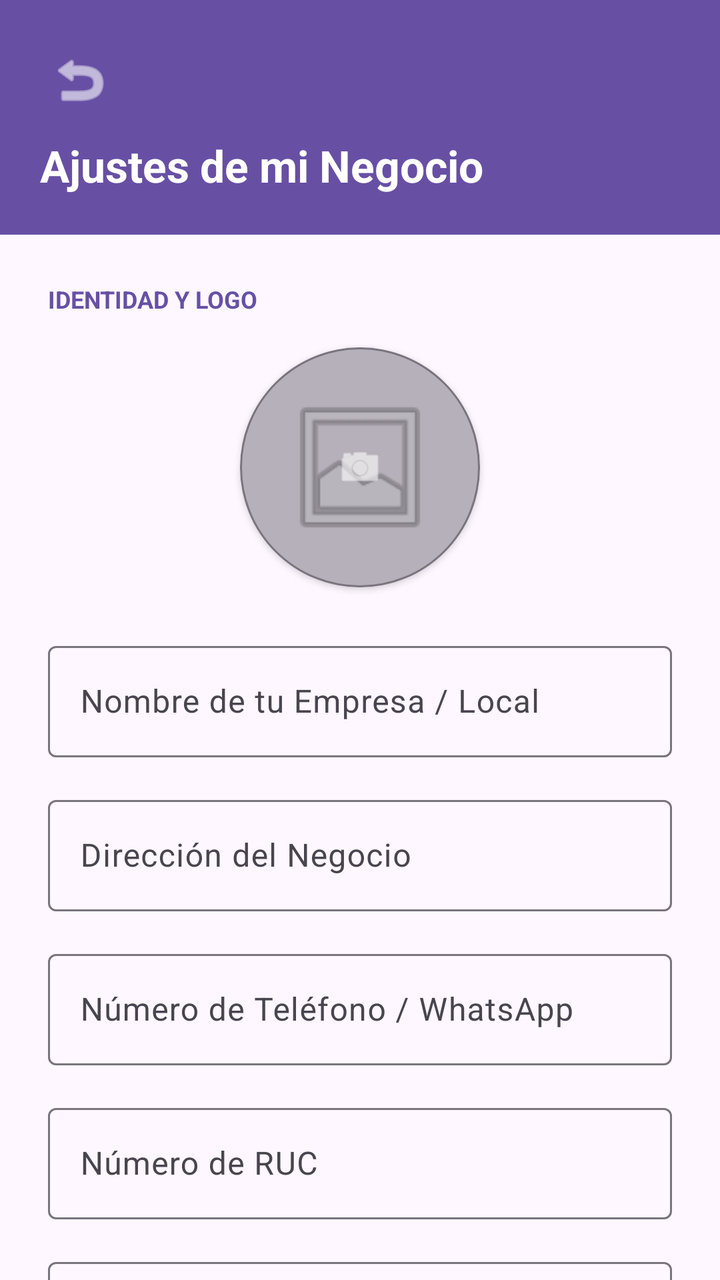
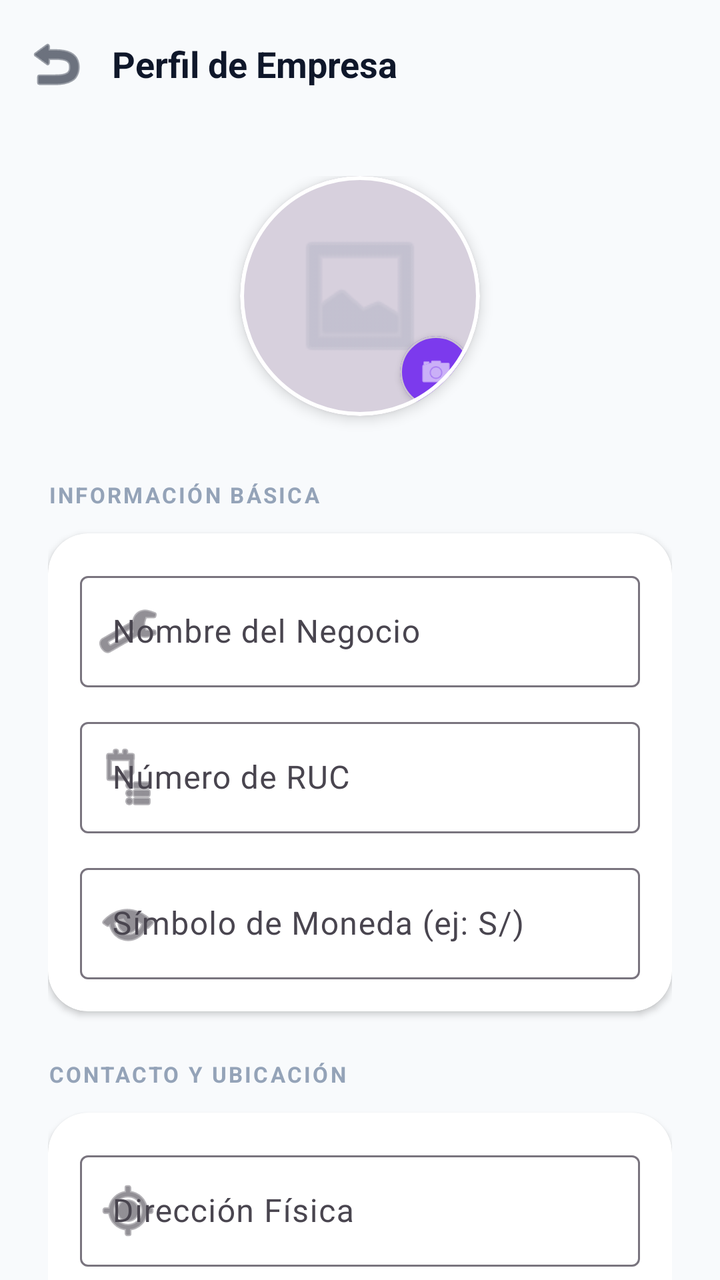

Screens rendered from an Android XML layout before and after an edit, with the pre-edit source and the edit as a unified diff.
<!-- AndroidManifest.xml: application theme Theme.Naxor -->
<!-- res/layout/activity_settings.xml -->
<?xml version="1.0" encoding="utf-8"?>
<androidx.constraintlayout.widget.ConstraintLayout xmlns:android="http://schemas.android.com/apk/res/android"
    xmlns:app="http://schemas.android.com/apk/res-auto"
    android:layout_width="match_parent"
    android:layout_height="match_parent"
    android:background="?attr/colorSurface">

    <LinearLayout
        android:id="@+id/headerSettings"
        android:layout_width="match_parent"
        android:layout_height="wrap_content"
        android:background="?attr/colorPrimary"
        android:orientation="vertical"
        android:padding="20dp"
        app:layout_constraintTop_toTopOf="parent">

        <ImageButton
            android:id="@+id/btnBackSettings"
            android:layout_width="40dp"
            android:layout_height="40dp"
            android:background="?attr/selectableItemBackgroundBorderless"
            android:src="@android:drawable/ic_menu_revert"
            app:tint="@android:color/white"
            android:contentDescription="Volver" />

        <TextView
            android:layout_width="wrap_content"
            android:layout_height="wrap_content"
            android:layout_marginTop="8dp"
            android:text="Ajustes de mi Negocio"
            android:textColor="@android:color/white"
            android:textSize="22sp"
            android:textStyle="bold" />
    </LinearLayout>

    <androidx.core.widget.NestedScrollView
        android:layout_width="match_parent"
        android:layout_height="0dp"
        app:layout_constraintTop_toBottomOf="@id/headerSettings"
        app:layout_constraintBottom_toBottomOf="parent">

        <LinearLayout
            android:layout_width="match_parent"
            android:layout_height="wrap_content"
            android:orientation="vertical"
            android:padding="24dp">

            <TextView
                android:layout_width="wrap_content"
                android:layout_height="wrap_content"
                android:text="IDENTIDAD Y LOGO"
                android:textSize="12sp"
                android:textStyle="bold"
                android:textColor="?attr/colorPrimary"
                android:layout_marginBottom="16dp" />

            
            <com.google.android.material.card.MaterialCardView
                android:id="@+id/cardBusinessLogo"
                android:layout_width="120dp"
                android:layout_height="120dp"
                android:layout_gravity="center"
                android:layout_marginBottom="24dp"
                app:cardCornerRadius="60dp"
                app:cardElevation="2dp"
                app:strokeWidth="1dp"
                app:strokeColor="?attr/colorOutline">
                <FrameLayout
                    android:layout_width="match_parent"
                    android:layout_height="match_parent">
                    <ImageView
                        android:id="@+id/ivBusinessLogo"
                        android:layout_width="match_parent"
                        android:layout_height="match_parent"
                        android:scaleType="centerCrop"
                        android:src="@android:drawable/ic_menu_gallery"
                        android:padding="20dp"
                        android:alpha="0.5"
                        android:contentDescription="Logo de la empresa" />
                    <View
                        android:layout_width="match_parent"
                        android:layout_height="match_parent"
                        android:background="#40000000" />
                    <ImageView
                        android:layout_width="24dp"
                        android:layout_height="24dp"
                        android:layout_gravity="center"
                        android:src="@android:drawable/ic_menu_camera"
                        app:tint="@android:color/white"
                        android:contentDescription="Cambiar logo" />
                </FrameLayout>
            </com.google.android.material.card.MaterialCardView>

            <com.google.android.material.textfield.TextInputLayout
                style="?attr/textInputOutlinedStyle"
                android:layout_width="match_parent"
                android:layout_height="wrap_content"
                android:hint="Nombre de tu Empresa / Local"
                android:layout_marginBottom="16dp">
                <com.google.android.material.textfield.TextInputEditText
                    android:id="@+id/etBusinessName"
                    android:layout_width="match_parent"
                    android:layout_height="wrap_content" />
            </com.google.android.material.textfield.TextInputLayout>

            <com.google.android.material.textfield.TextInputLayout
                style="?attr/textInputOutlinedStyle"
                android:layout_width="match_parent"
                android:layout_height="wrap_content"
                android:hint="Dirección del Negocio"
                android:layout_marginBottom="16dp">
                <com.google.android.material.textfield.TextInputEditText
                    android:id="@+id/etBusinessAddress"
                    android:layout_width="match_parent"
                    android:layout_height="wrap_content" />
            </com.google.android.material.textfield.TextInputLayout>

            <com.google.android.material.textfield.TextInputLayout
                style="?attr/textInputOutlinedStyle"
                android:layout_width="match_parent"
                android:layout_height="wrap_content"
                android:hint="Número de Teléfono / WhatsApp"
                android:layout_marginBottom="16dp">
                <com.google.android.material.textfield.TextInputEditText
                    android:id="@+id/etBusinessPhone"
                    android:layout_width="match_parent"
                    android:layout_height="wrap_content"
                    android:inputType="phone" />
            </com.google.android.material.textfield.TextInputLayout>

            <com.google.android.material.textfield.TextInputLayout
                style="?attr/textInputOutlinedStyle"
                android:layout_width="match_parent"
                android:layout_height="wrap_content"
                android:hint="Número de RUC"
                android:layout_marginBottom="16dp">
                <com.google.android.material.textfield.TextInputEditText
                    android:id="@+id/etBusinessRuc"
                    android:layout_width="match_parent"
                    android:layout_height="wrap_content"
                    android:inputType="number"
                    android:maxLength="11" />
            </com.google.android.material.textfield.TextInputLayout>

            <com.google.android.material.textfield.TextInputLayout
                style="?attr/textInputOutlinedStyle"
                android:layout_width="match_parent"
                android:layout_height="wrap_content"
                android:hint="Símbolo de Moneda (ej: S/ o $)"
                android:layout_marginBottom="24dp">
                <com.google.android.material.textfield.TextInputEditText
                    android:id="@+id/etCurrencySymbol"
                    android:layout_width="match_parent"
                    android:layout_height="wrap_content" />
            </com.google.android.material.textfield.TextInputLayout>

            <TextView
                android:layout_width="wrap_content"
                android:layout_height="wrap_content"
                android:text="SEGURIDAD (Modo Empleado)"
                android:textSize="12sp"
                android:textStyle="bold"
                android:textColor="?attr/colorPrimary"
                android:layout_marginBottom="8dp" />

            <com.google.android.material.textfield.TextInputLayout
                style="?attr/textInputOutlinedStyle"
                android:layout_width="match_parent"
                android:layout_height="wrap_content"
                android:hint="PIN de Seguridad (4 dígitos)"
                android:layout_marginBottom="24dp"
                app:passwordToggleEnabled="true">
                <com.google.android.material.textfield.TextInputEditText
                    android:id="@+id/etSecurityPin"
                    android:layout_width="match_parent"
                    android:layout_height="wrap_content"
                    android:inputType="numberPassword"
                    android:maxLength="4" />
            </com.google.android.material.textfield.TextInputLayout>

            <TextView
                android:layout_width="wrap_content"
                android:layout_height="wrap_content"
                android:text="CONFIGURACIÓN AVANZADA"
                android:textSize="12sp"
                android:textStyle="bold"
                android:textColor="?attr/colorPrimary"
                android:layout_marginBottom="8dp" />

            <com.google.android.material.textfield.TextInputLayout
                style="?attr/textInputOutlinedStyle"
                android:layout_width="match_parent"
                android:layout_height="wrap_content"
                android:hint="Token de API (ApisPeru)"
                android:layout_marginBottom="24dp"
                app:helperText="Obtenlo en apisperu.dev"
                app:passwordToggleEnabled="true">
                <com.google.android.material.textfield.TextInputEditText
                    android:id="@+id/etApiToken"
                    android:layout_width="match_parent"
                    android:layout_height="wrap_content"
                    android:inputType="textPassword" />
            </com.google.android.material.textfield.TextInputLayout>

            <Button
                android:id="@+id/btnSaveSettings"
                android:layout_width="match_parent"
                android:layout_height="60dp"
                android:text="Guardar Cambios"
                app:cornerRadius="16dp" />

        </LinearLayout>
    </androidx.core.widget.NestedScrollView>

</androidx.constraintlayout.widget.ConstraintLayout>
<!-- resources referenced by this layout -->
<resources>
  <style name="Theme.Naxor" parent="Base.Theme.Naxor" />
  <style name="Base.Theme.Naxor" parent="Theme.Material3.DayNight.NoActionBar">
          
          
      </style>
</resources>

<!-- the commit's change to res/layout/activity_settings.xml (unified diff, before → after) -->
@@ -1,43 +1,46 @@
 <?xml version="1.0" encoding="utf-8"?>
-<androidx.constraintlayout.widget.ConstraintLayout xmlns:android="http://schemas.android.com/apk/res/android"
+<androidx.coordinatorlayout.widget.CoordinatorLayout xmlns:android="http://schemas.android.com/apk/res/android"
     xmlns:app="http://schemas.android.com/apk/res-auto"
+    xmlns:tools="http://schemas.android.com/tools"
     android:layout_width="match_parent"
     android:layout_height="match_parent"
-    android:background="?attr/colorSurface">
-
-    <LinearLayout
-        android:id="@+id/headerSettings"
+    android:background="@color/slate_50">
+
+    <com.google.android.material.appbar.AppBarLayout
         android:layout_width="match_parent"
         android:layout_height="wrap_content"
-        android:background="?attr/colorPrimary"
-        android:orientation="vertical"
-        android:padding="20dp"
-        app:layout_constraintTop_toTopOf="parent">
-
-        <ImageButton
-            android:id="@+id/btnBackSettings"
-            android:layout_width="40dp"
-            android:layout_height="40dp"
-            android:background="?attr/selectableItemBackgroundBorderless"
-            android:src="@android:drawable/ic_menu_revert"
-            app:tint="@android:color/white"
-            android:contentDescription="Volver" />
-
-        <TextView
-            android:layout_width="wrap_content"
-            android:layout_height="wrap_content"
-            android:layout_marginTop="8dp"
-            android:text="Ajustes de mi Negocio"
-            android:textColor="@android:color/white"
-            android:textSize="22sp"
-            android:textStyle="bold" />
-    </LinearLayout>
+        android:background="@color/slate_50"
+        app:elevation="0dp">
+
+        <com.google.android.material.appbar.MaterialToolbar
+            android:id="@+id/toolbarSettings"
+            android:layout_width="match_parent"
+            android:layout_height="?attr/actionBarSize"
+            app:navigationIcon="@android:drawable/ic_menu_revert"
+            app:navigationIconTint="@color/slate_900">
+
+            <TextView
+                android:layout_width="wrap_content"
+                android:layout_height="wrap_content"
+                android:text="Perfil de Empresa"
+                android:textSize="18sp"
+                android:textStyle="bold"
+                android:textColor="@color/slate_900" />
+
+            
+            <View
+                android:id="@+id/btnBackSettings"
+                android:layout_width="1dp"
+                android:layout_height="1dp"
+                android:visibility="gone" />
+
+        </com.google.android.material.appbar.MaterialToolbar>
+    </com.google.android.material.appbar.AppBarLayout>
 
     <androidx.core.widget.NestedScrollView
         android:layout_width="match_parent"
-        android:layout_height="0dp"
-        app:layout_constraintTop_toBottomOf="@id/headerSettings"
-        app:layout_constraintBottom_toBottomOf="parent">
+        android:layout_height="match_parent"
+        app:layout_behavior="@string/appbar_scrolling_view_behavior">
 
         <LinearLayout
             android:layout_width="match_parent"
@@ -45,171 +48,251 @@
             android:orientation="vertical"
             android:padding="24dp">
 
-            <TextView
-                android:layout_width="wrap_content"
-                android:layout_height="wrap_content"
-                android:text="IDENTIDAD Y LOGO"
-                android:textSize="12sp"
-                android:textStyle="bold"
-                android:textColor="?attr/colorPrimary"
-                android:layout_marginBottom="16dp" />
-
             
             <com.google.android.material.card.MaterialCardView
                 android:id="@+id/cardBusinessLogo"
                 android:layout_width="120dp"
                 android:layout_height="120dp"
                 android:layout_gravity="center"
-                android:layout_marginBottom="24dp"
+                android:layout_marginBottom="32dp"
                 app:cardCornerRadius="60dp"
-                app:cardElevation="2dp"
-                app:strokeWidth="1dp"
-                app:strokeColor="?attr/colorOutline">
+                app:cardElevation="4dp"
+                app:strokeWidth="2dp"
+                app:strokeColor="@color/white">
+
                 <FrameLayout
                     android:layout_width="match_parent"
                     android:layout_height="match_parent">
+
                     <ImageView
                         android:id="@+id/ivBusinessLogo"
                         android:layout_width="match_parent"
                         android:layout_height="match_parent"
                         android:scaleType="centerCrop"
                         android:src="@android:drawable/ic_menu_gallery"
-                        android:padding="20dp"
-                        android:alpha="0.5"
-                        android:contentDescription="Logo de la empresa" />
+                        android:padding="24dp"
+                        android:alpha="0.4"
+                        app:tint="@color/slate_400" />
+
                     <View
                         android:layout_width="match_parent"
                         android:layout_height="match_parent"
-                        android:background="#40000000" />
-                    <ImageView
-                        android:layout_width="24dp"
-                        android:layout_height="24dp"
-                        android:layout_gravity="center"
-                        android:src="@android:drawable/ic_menu_camera"
-                        app:tint="@android:color/white"
-                        android:contentDescription="Cambiar logo" />
+                        android:background="#1A000000" />
+
+                    <com.google.android.material.card.MaterialCardView
+                        android:layout_width="36dp"
+                        android:layout_height="36dp"
+                        android:layout_gravity="bottom|end"
+                        android:layout_margin="4dp"
+                        app:cardCornerRadius="18dp"
+                        app:cardElevation="2dp"
+                        app:cardBackgroundColor="@color/purple_600">
+                        <ImageView
+                            android:layout_width="18dp"
+                            android:layout_height="18dp"
+                            android:layout_gravity="center"
+                            android:src="@android:drawable/ic_menu_camera"
+                            app:tint="@color/white" />
+                    </com.google.android.material.card.MaterialCardView>
                 </FrameLayout>
             </com.google.android.material.card.MaterialCardView>
 
-            <com.google.android.material.textfield.TextInputLayout
-                style="?attr/textInputOutlinedStyle"
-                android:layout_width="match_parent"
-                android:layout_height="wrap_content"
-                android:hint="Nombre de tu Empresa / Local"
-                android:layout_marginBottom="16dp">
-                <com.google.android.material.textfield.TextInputEditText
-                    android:id="@+id/etBusinessName"
-                    android:layout_width="match_parent"
-                    android:layout_height="wrap_content" />
-            </com.google.android.material.textfield.TextInputLayout>
-
-            <com.google.android.material.textfield.TextInputLayout
-                style="?attr/textInputOutlinedStyle"
-                android:layout_width="match_parent"
-                android:layout_height="wrap_content"
-                android:hint="Dirección del Negocio"
-                android:layout_marginBottom="16dp">
-                <com.google.android.material.textfield.TextInputEditText
-                    android:id="@+id/etBusinessAddress"
-                    android:layout_width="match_parent"
-                    android:layout_height="wrap_content" />
-            </com.google.android.material.textfield.TextInputLayout>
-
-            <com.google.android.material.textfield.TextInputLayout
-                style="?attr/textInputOutlinedStyle"
-                android:layout_width="match_parent"
-                android:layout_height="wrap_content"
-                android:hint="Número de Teléfono / WhatsApp"
-                android:layout_marginBottom="16dp">
-                <com.google.android.material.textfield.TextInputEditText
-                    android:id="@+id/etBusinessPhone"
+            
+            <TextView
+                android:layout_width="wrap_content"
+                android:layout_height="wrap_content"
+                android:text="INFORMACIÓN BÁSICA"
+                android:textSize="11sp"
+                android:textStyle="bold"
+                android:textColor="@color/slate_400"
+                android:letterSpacing="0.1"
+                android:layout_marginBottom="12dp" />
+
+            <com.google.android.material.card.MaterialCardView
+                android:layout_width="match_parent"
+                android:layout_height="wrap_content"
+                android:layout_marginBottom="24dp"
+                app:cardCornerRadius="20dp"
+                app:cardElevation="2dp"
+                app:cardBackgroundColor="@color/white"
+                app:strokeWidth="0dp">
+
+                <LinearLayout
                     android:layout_width="match_parent"
                     android:layout_height="wrap_content"
-                    android:inputType="phone" />
-            </com.google.android.material.textfield.TextInputLayout>
-
-            <com.google.android.material.textfield.TextInputLayout
-                style="?attr/textInputOutlinedStyle"
-                android:layout_width="match_parent"
-                android:layout_height="wrap_content"
-                android:hint="Número de RUC"
-                android:layout_marginBottom="16dp">
-                <com.google.android.material.textfield.TextInputEditText
-                    android:id="@+id/etBusinessRuc"
+                    android:orientation="vertical"
+                    android:padding="16dp">
+
+                    <com.google.android.material.textfield.TextInputLayout
+                        style="@style/Widget.Material3.TextInputLayout.OutlinedBox"
+                        android:layout_width="match_parent"
+                        android:layout_height="wrap_content"
+                        android:hint="Nombre del Negocio"
+                        app:startIconDrawable="@android:drawable/ic_menu_manage"
+                        android:layout_marginBottom="12dp">
+                        <com.google.android.material.textfield.TextInputEditText
+                            android:id="@+id/etBusinessName"
+                            android:layout_width="match_parent"
+                            android:layout_height="wrap_content"
+                            android:inputType="textCapWords" />
+                    </com.google.android.material.textfield.TextInputLayout>
+
+                    <com.google.android.material.textfield.TextInputLayout
+                        style="@style/Widget.Material3.TextInputLayout.OutlinedBox"
+                        android:layout_width="match_parent"
+                        android:layout_height="wrap_content"
+                        android:hint="Número de RUC"
+                        app:startIconDrawable="@android:drawable/ic_menu_agenda"
+                        android:layout_marginBottom="12dp">
+                        <com.google.android.material.textfield.TextInputEditText
+                            android:id="@+id/etBusinessRuc"
+                            android:layout_width="match_parent"
+                            android:layout_height="wrap_content"
+                            android:inputType="number"
+                            android:maxLength="11" />
+                    </com.google.android.material.textfield.TextInputLayout>
+
+                    <com.google.android.material.textfield.TextInputLayout
+                        style="@style/Widget.Material3.TextInputLayout.OutlinedBox"
+                        android:layout_width="match_parent"
+                        android:layout_height="wrap_content"
+                        android:hint="Símbolo de Moneda (ej: S/)"
+                        app:startIconDrawable="@android:drawable/ic_menu_view">
+                        <com.google.android.material.textfield.TextInputEditText
+                            android:id="@+id/etCurrencySymbol"
+                            android:layout_width="match_parent"
+                            android:layout_height="wrap_content"
+                            android:maxLength="3" />
+                    </com.google.android.material.textfield.TextInputLayout>
+                </LinearLayout>
+            </com.google.android.material.card.MaterialCardView>
+
+            <TextView
+                android:layout_width="wrap_content"
+                android:layout_height="wrap_content"
+                android:text="CONTACTO Y UBICACIÓN"
+                android:textSize="11sp"
+                android:textStyle="bold"
+                android:textColor="@color/slate_400"
+                android:letterSpacing="0.1"
+                android:layout_marginBottom="12dp" />
+
+            <com.google.android.material.card.MaterialCardView
+                android:layout_width="match_parent"
+                android:layout_height="wrap_content"
+                android:layout_marginBottom="24dp"
+                app:cardCornerRadius="20dp"
+                app:cardElevation="2dp"
+                app:cardBackgroundColor="@color/white"
+                app:strokeWidth="0dp">
+
+                <LinearLayout
                     android:layout_width="match_parent"
                     android:layout_height="wrap_content"
-                    android:inputType="number"
-                    android:maxLength="11" />
-            </com.google.android.material.textfield.TextInputLayout>
-
-            <com.google.android.material.textfield.TextInputLayout
-                style="?attr/textInputOutlinedStyle"
-                android:layout_width="match_parent"
-                android:layout_height="wrap_content"
-                android:hint="Símbolo de Moneda (ej: S/ o $)"
-                android:layout_marginBottom="24dp">
-                <com.google.android.material.textfield.TextInputEditText
-                    android:id="@+id/etCurrencySymbol"
-                    android:layout_width="match_parent"
-                    android:layout_height="wrap_content" />
-            </com.google.android.material.textfield.TextInputLayout>
-
-            <TextView
-                android:layout_width="wrap_content"
-                android:layout_height="wrap_content"
-                android:text="SEGURIDAD (Modo Empleado)"
-                android:textSize="12sp"
-                android:textStyle="bold"
-                android:textColor="?attr/colorPrimary"
-                android:layout_marginBottom="8dp" />
-
-            <com.google.android.material.textfield.TextInputLayout
-                style="?attr/textInputOutlinedStyle"
-                android:layout_width="match_parent"
-                android:layout_height="wrap_content"
-                android:hint="PIN de Seguridad (4 dígitos)"
-                android:layout_marginBottom="24dp"
-                app:passwordToggleEnabled="true">
-                <com.google.android.material.textfield.TextInputEditText
-                    android:id="@+id/etSecurityPin"
+                    android:orientation="vertical"
+                    android:padding="16dp">
+
+                    <com.google.android.material.textfield.TextInputLayout
+                        style="@style/Widget.Material3.TextInputLayout.OutlinedBox"
+                        android:layout_width="match_parent"
+                        android:layout_height="wrap_content"
+                        android:hint="Dirección Física"
+                        app:startIconDrawable="@android:drawable/ic_menu_mylocation"
+                        android:layout_marginBottom="12dp">
+                        <com.google.android.material.textfield.TextInputEditText
+                            android:id="@+id/etBusinessAddress"
+                            android:layout_width="match_parent"
+                            android:layout_height="wrap_content"
+                            android:inputType="textPostalAddress" />
+                    </com.google.android.material.textfield.TextInputLayout>
+
+                    <com.google.android.material.textfield.TextInputLayout
+                        style="@style/Widget.Material3.TextInputLayout.OutlinedBox"
+                        android:layout_width="match_parent"
+                        android:layout_height="wrap_content"
+                        android:hint="WhatsApp / Teléfono"
+                        app:startIconDrawable="@android:drawable/ic_menu_call">
+                        <com.google.android.material.textfield.TextInputEditText
+                            android:id="@+id/etBusinessPhone"
+                            android:layout_width="match_parent"
+                            android:layout_height="wrap_content"
+                            android:inputType="phone" />
+                    </com.google.android.material.textfield.TextInputLayout>
+                </LinearLayout>
+            </com.google.android.material.card.MaterialCardView>
+
+            <TextView
+                android:layout_width="wrap_content"
+                android:layout_height="wrap_content"
+                android:text="SEGURIDAD Y APIS"
+                android:textSize="11sp"
+                android:textStyle="bold"
+                android:textColor="@color/slate_400"
+                android:letterSpacing="0.1"
+                android:layout_marginBottom="12dp" />
+
+            <com.google.android.material.card.MaterialCardView
+                android:layout_width="match_parent"
+                android:layout_height="wrap_content"
+                android:layout_marginBottom="32dp"
+                app:cardCornerRadius="20dp"
+                app:cardElevation="2dp"
+                app:cardBackgroundColor="@color/white"
+                app:strokeWidth="0dp">
+
+                <LinearLayout
                     android:layout_width="match_parent"
                     android:layout_height="wrap_content"
-                    android:inputType="numberPassword"
-                    android:maxLength="4" />
-            </com.google.android.material.textfield.TextInputLayout>
-
-            <TextView
-                android:layout_width="wrap_content"
-                android:layout_height="wrap_content"
-                android:text="CONFIGURACIÓN AVANZADA"
-                android:textSize="12sp"
-                android:textStyle="bold"
-                android:textColor="?attr/colorPrimary"
-                android:layout_marginBottom="8dp" />
-
-            <com.google.android.material.textfield.TextInputLayout
-                style="?attr/textInputOutlinedStyle"
-                android:layout_width="match_parent"
-                android:layout_height="wrap_content"
-                android:hint="Token de API (ApisPeru)"
-                android:layout_marginBottom="24dp"
-                app:helperText="Obtenlo en apisperu.dev"
-                app:passwordToggleEnabled="true">
-                <com.google.android.material.textfield.TextInputEditText
-                    android:id="@+id/etApiToken"
-                    android:layout_width="match_parent"
-                    android:layout_height="wrap_content"
-                    android:inputType="textPassword" />
-            </com.google.android.material.textfield.TextInputLayout>
-
-            <Button
+                    android:orientation="vertical"
+                    android:padding="16dp">
+
+                    <com.google.android.material.textfield.TextInputLayout
+                        style="@style/Widget.Material3.TextInputLayout.OutlinedBox"
+                        android:layout_width="match_parent"
+                        android:layout_height="wrap_content"
+                        android:hint="PIN de Seguridad (4 dígitos)"
+                        app:startIconDrawable="@android:drawable/ic_lock_lock"
+                        app:passwordToggleEnabled="true"
+                        android:layout_marginBottom="12dp">
+                        <com.google.android.material.textfield.TextInputEditText
+                            android:id="@+id/etSecurityPin"
+                            android:layout_width="match_parent"
+                            android:layout_height="wrap_content"
+                            android:inputType="numberPassword"
+                            android:maxLength="4" />
+                    </com.google.android.material.textfield.TextInputLayout>
+
+                    <com.google.android.material.textfield.TextInputLayout
+                        style="@style/Widget.Material3.TextInputLayout.OutlinedBox"
+                        android:layout_width="match_parent"
+                        android:layout_height="wrap_content"
+                        android:hint="Token de ApisPeru"
+                        app:startIconDrawable="@android:drawable/ic_menu_send"
+                        app:passwordToggleEnabled="true"
+                        app:helperText="Opcional: Para consultas RUC/DNI">
+                        <com.google.android.material.textfield.TextInputEditText
+                            android:id="@+id/etApiToken"
+                            android:layout_width="match_parent"
+                            android:layout_height="wrap_content"
+                            android:inputType="textPassword" />
+                    </com.google.android.material.textfield.TextInputLayout>
+                </LinearLayout>
+            </com.google.android.material.card.MaterialCardView>
+
+            <com.google.android.material.button.MaterialButton
                 android:id="@+id/btnSaveSettings"
                 android:layout_width="match_parent"
                 android:layout_height="60dp"
                 android:text="Guardar Cambios"
-                app:cornerRadius="16dp" />
+                android:textSize="16sp"
+                android:textStyle="bold"
+                app:cornerRadius="16dp"
+                app:backgroundTint="@color/purple_600"
+                app:icon="@android:drawable/ic_menu_save"
+                app:iconGravity="textStart"
+                android:layout_marginBottom="24dp" />
 
         </LinearLayout>
     </androidx.core.widget.NestedScrollView>
 
-</androidx.constraintlayout.widget.ConstraintLayout>
+</androidx.coordinatorlayout.widget.CoordinatorLayout>
<!-- resource entries referenced after the edit -->
@@ -1,5 +1,10 @@
 <!-- resources referenced by this layout -->
 <resources>
+  <color name="purple_600">#7C3AED</color>
+  <color name="slate_400">#94A3B8</color>
+  <color name="slate_50">#F8FAFC</color>
+  <color name="slate_900">#0F172A</color>
+  <color name="white">#FFFFFFFF</color>
   <style name="Theme.Naxor" parent="Base.Theme.Naxor" />
   <style name="Base.Theme.Naxor" parent="Theme.Material3.DayNight.NoActionBar">
           
